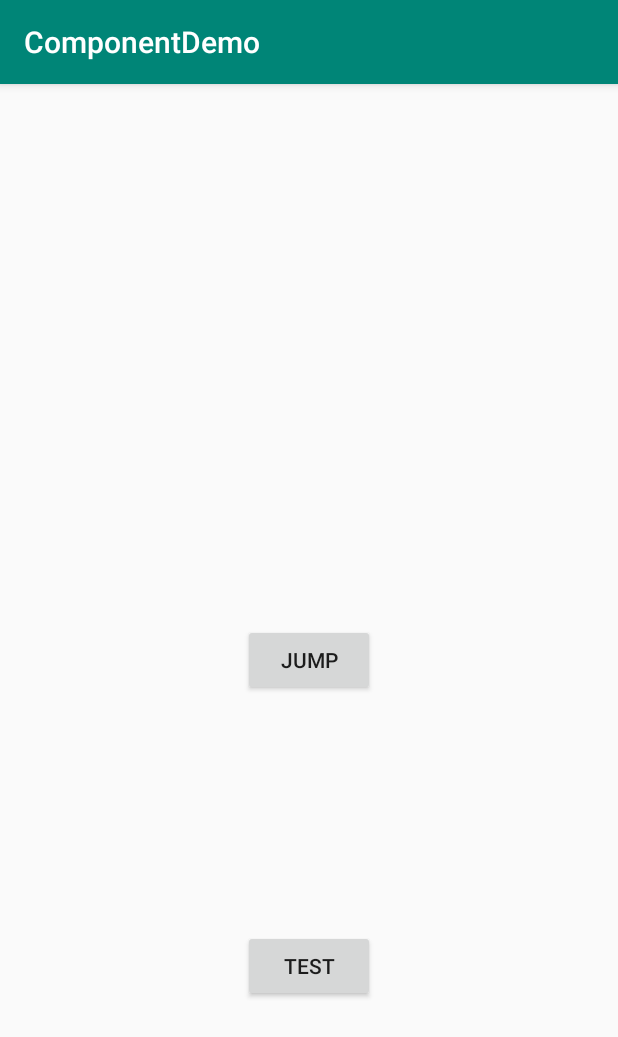
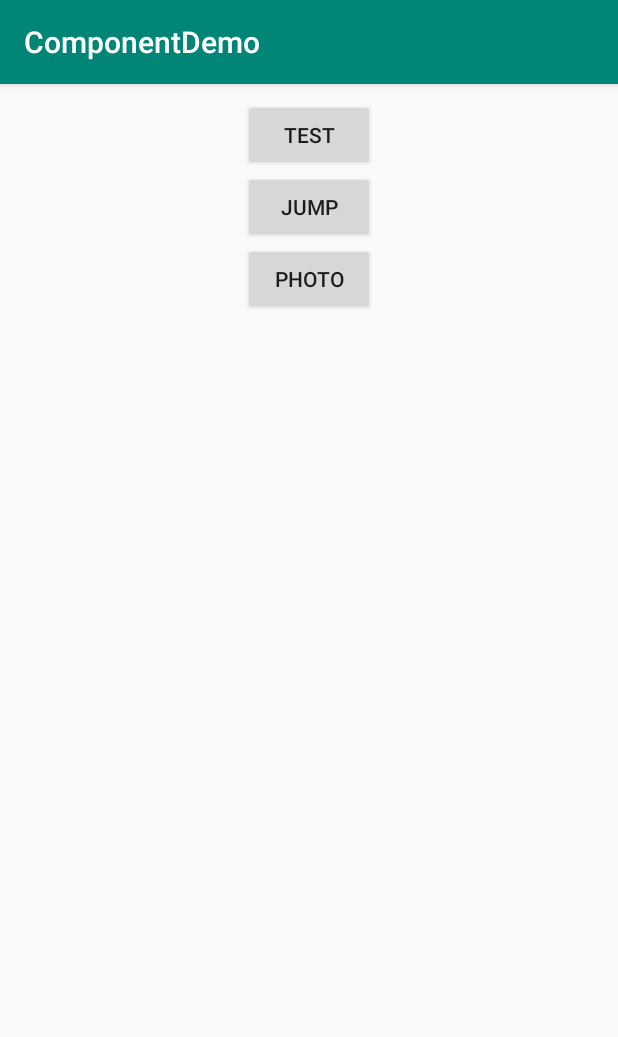
Before and after one commit to cute-scott/componentdemo, an Android app: the screen it shows after launch (AppActivity), on a phone screen of 412 x 824 dp. Shown: the top 1037 px of the screen. Run offline under Robolectric (Android 15) with nearby library versions, the phone set to English and light mode, and no system bars; our stand-ins replace ButterKnife; libraries missing offline, so code that uses them is left out: com.alibaba.android; pictures from the network do not load; 1 statement that could not run was skipped.

```diff
--- a/ComponentDemo/app/src/main/java/com/qinyaoz/componentdemo/AppActivity.java
+++ b/ComponentDemo/app/src/main/java/com/qinyaoz/componentdemo/AppActivity.java
@@ -25,7 +25,7 @@ public class AppActivity extends AppCompatActivity {
         ARouter.getInstance().inject(this);
     }
 
-    @OnClick({R.id.app_btn, R.id.app_btn2})
+    @OnClick({R.id.app_btn, R.id.app_btn2, R.id.app_btn3})
     public void onClick(View view) {
         switch (view.getId()) {
             case R.id.app_btn:
@@ -34,6 +34,9 @@ public class AppActivity extends AppCompatActivity {
             case R.id.app_btn2:
                 businessMainProvider.test("provider test");
                 break;
+            case R.id.app_btn3:
+                ARouter.getInstance().build(RouterConstants.HongYa.PHOTO).navigation();
+                break;
         }
     }
 }
--- a/ComponentDemo/app/src/main/res/layout/app_activity_main.xml
+++ b/ComponentDemo/app/src/main/res/layout/app_activity_main.xml
@@ -5,24 +5,33 @@
     android:layout_width="match_parent"
     android:layout_height="match_parent"
     tools:context=".AppActivity">
+    <Button
+        android:id="@+id/app_btn2"
+        android:layout_width="wrap_content"
+        android:layout_height="wrap_content"
+        android:text="Test"
+        app:layout_constraintLeft_toLeftOf="parent"
+        app:layout_constraintRight_toRightOf="parent"
+        app:layout_constraintTop_toTopOf="parent"
+        android:layout_marginTop="10dp"/>
 
     <Button
         android:id="@+id/app_btn"
         android:layout_width="wrap_content"
         android:layout_height="wrap_content"
         android:text="Jump"
-        app:layout_constraintBottom_toBottomOf="parent"
-        app:layout_constraintLeft_toLeftOf="parent"
-        app:layout_constraintRight_toRightOf="parent"
-        app:layout_constraintTop_toTopOf="parent" />
-    <Button
-        android:id="@+id/app_btn2"
-        android:layout_width="wrap_content"
-        android:layout_height="wrap_content"
-        android:text="Test"
-        app:layout_constraintTop_toBottomOf="@id/app_btn"
-        app:layout_constraintBottom_toBottomOf="parent"
+        app:layout_constraintTop_toBottomOf="@id/app_btn2"
         app:layout_constraintLeft_toLeftOf="parent"
         app:layout_constraintRight_toRightOf="parent"/>
 
+    <Button
+        android:id="@+id/app_btn3"
+        android:layout_width="wrap_content"
+        android:layout_height="wrap_content"
+        android:text="Photo"
+        app:layout_constraintLeft_toLeftOf="parent"
+        app:layout_constraintRight_toRightOf="parent"
+        app:layout_constraintTop_toBottomOf="@id/app_btn" />
+
+
 </android.support.constraint.ConstraintLayout>
--- a/ComponentDemo/base/baselib/src/main/java/com/qinyaoz/baselib/protocol/router/RouterConstants.java
+++ b/ComponentDemo/base/baselib/src/main/java/com/qinyaoz/baselib/protocol/router/RouterConstants.java
@@ -11,5 +11,6 @@ public interface RouterConstants {
 
     interface HongYa {
         String INDEX = "/hongya/index";
+        String PHOTO = "/hongya/photo";
     }
 }
--- a/ComponentDemo/business/hongya/build.gradle
+++ b/ComponentDemo/business/hongya/build.gradle
@@ -12,4 +12,5 @@ dependencies {
     api "${SUPPORT_DEPS.constraintLayout}"
     api "${SUPPORT_DEPS.design}"
     implementation 'com.android.support:support-v4:28.0.0'
+    implementation 'com.android.support.constraint:constraint-layout:1.1.3'
 }
--- a/ComponentDemo/business/hongya/src/main/AndroidManifest.xml
+++ b/ComponentDemo/business/hongya/src/main/AndroidManifest.xml
@@ -3,7 +3,8 @@
     package="com.qinyaoz.hongya">
 
     <application>
-        <activity android:name=".ui.activity.IndexActivity"></activity>
+        <activity android:name=".ui.activity.PhotoActivity"></activity>
+        <activity android:name=".ui.activity.IndexActivity" />
     </application>
 
 </manifest>
--- a/ComponentDemo/business/hongya/src/main/java/com/qinyaoz/hongya/ui/activity/IndexActivity.java
+++ b/ComponentDemo/business/hongya/src/main/java/com/qinyaoz/hongya/ui/activity/IndexActivity.java
@@ -14,6 +14,7 @@ import com.qinyaoz.commonui.view.tablayout.TabLayout;
 import com.qinyaoz.hongya.R;
 import com.qinyaoz.hongya.R2;
 import com.qinyaoz.hongya.ui.fragment.BlankFragment;
+import com.qinyaoz.hongya.widget.My3DPageTransformer;
 
 import java.util.ArrayList;
 import java.util.List;
@@ -53,6 +54,8 @@ public class IndexActivity extends AppCompatActivity {
         BlankFragmentPagerAdapter adapter = new BlankFragmentPagerAdapter(getSupportFragmentManager(), fragments);
         tabLayout.setupWithViewPager(viewPager);
         viewPager.setAdapter(adapter);
+        viewPager.setPageTransformer(false, new My3DPageTransformer());
+        viewPager.setOffscreenPageLimit(2);
 
     }
 
```
Also changed, not shown: ComponentDemo/business/hongya/src/main/java/com/qinyaoz/hongya/ui/activity/PhotoActivity.java (added, +17 -0 lines), ComponentDemo/business/hongya/src/main/java/com/qinyaoz/hongya/widget/My3DPageTransformer.java (added, +33 -0 lines), ComponentDemo/business/hongya/src/main/res/layout/hy_photo_activity.xml (added, +15 -0 lines), ComponentDemo/functional/commonui/src/main/java/com/qinyaoz/commonui/view/PhotoView.java (added, +70 -0 lines), ComponentDemo/business/hongya/src/main/res/mipmap/photo.webp (added).
